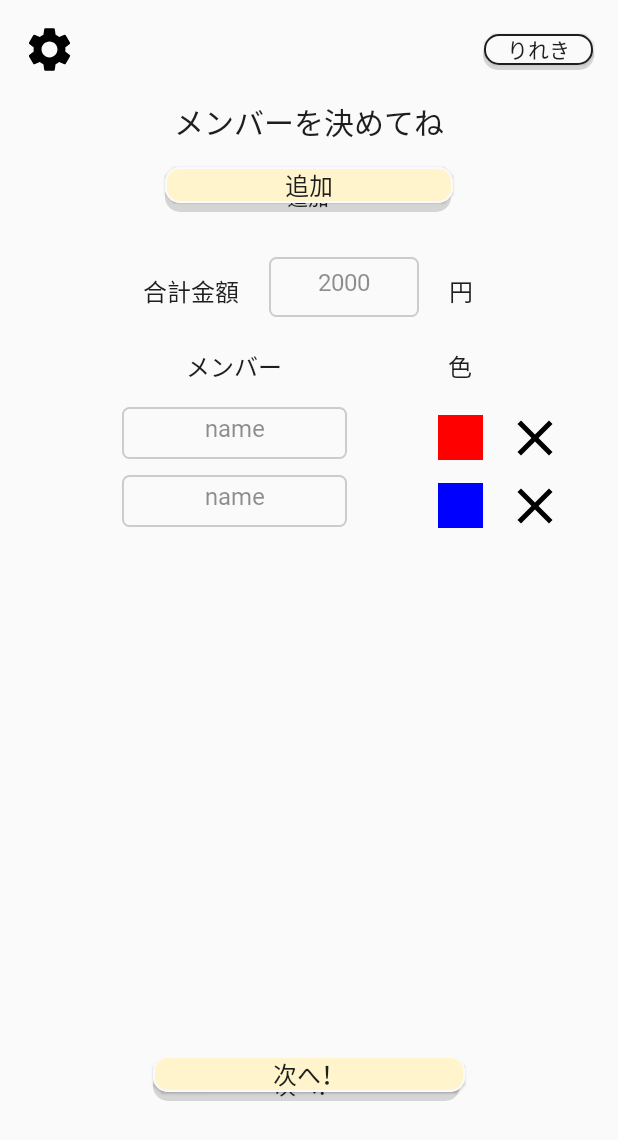
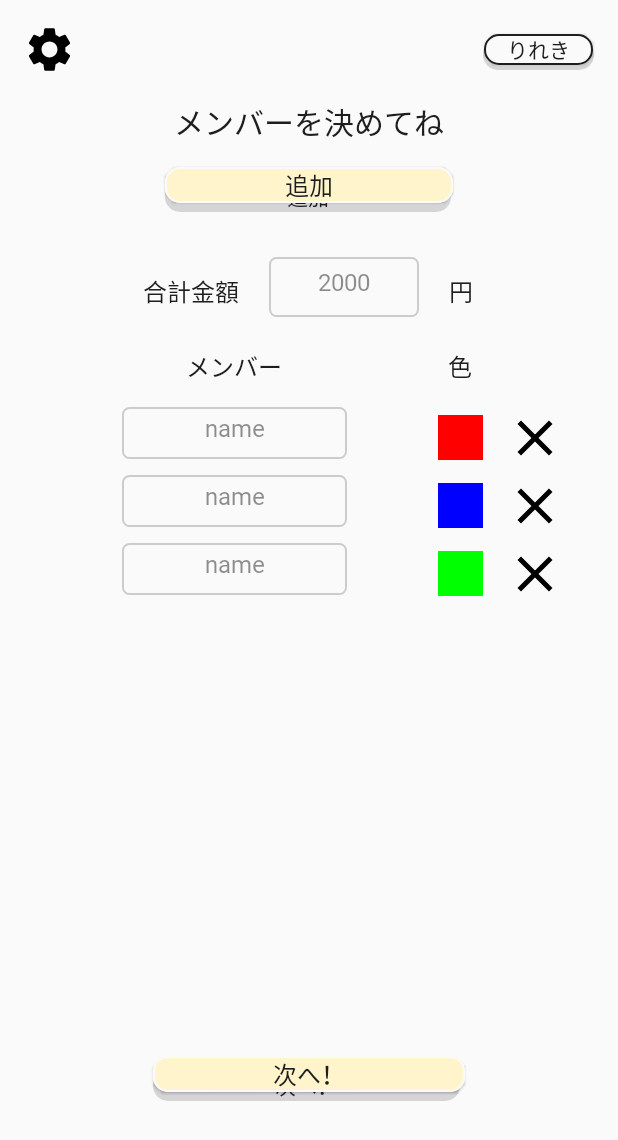
Before and after one commit to Rokichi/Warikan_App, an Android app built with Jetpack Compose: the screen it shows after launch (MainActivity), after a tap on "追加", on a phone screen of 412 x 824 dp. Shown: the top 1140 px of the screen. Run offline under Robolectric (Android 15) with nearby library versions, the phone set to English and light mode, and no system bars; our stand-ins replace AdMob, Dagger/Hilt's generated code, Room's generated code; Roboto replaces fonts that are not available here; 2 statements that could not run were skipped.

Commit message:
[add] メンバー追加機能

```diff
--- a/app/src/main/java/jp/co/tbdeveloper/warikanapp/feature_roulette/presentation/members/MemberViewModel.kt
+++ b/app/src/main/java/jp/co/tbdeveloper/warikanapp/feature_roulette/presentation/members/MemberViewModel.kt
@@ -1,5 +1,6 @@
 package jp.co.tbdeveloper.warikanapp.feature_roulette.presentation.members
 
+import android.util.Log
 import androidx.compose.runtime.mutableStateOf
 import androidx.lifecycle.ViewModel
 import androidx.lifecycle.viewModelScope
@@ -44,11 +45,10 @@ class MemberViewModel @Inject constructor(
 
     fun onEvent(event: MembersEvent) {
         when (event) {
-            is MembersEvent.AddMembers -> {
+            is MembersEvent.AddMember -> {
                 if (memberState.value.size < MAX_MEMBER_NUM) {
-                    _memberState.value.add(
-                        Member("", memberState.value.size)
-                    )
+                    val tmpList = _memberState.value
+                    _memberState.value  = (_memberState.value + Member ("", memberState.value.size)) as MutableList<Member>
                 }
             }
             is MembersEvent.SaveRoulette -> {
--- a/app/src/main/java/jp/co/tbdeveloper/warikanapp/feature_roulette/presentation/members/MembersEvent.kt
+++ b/app/src/main/java/jp/co/tbdeveloper/warikanapp/feature_roulette/presentation/members/MembersEvent.kt
@@ -1,6 +1,6 @@
 package jp.co.tbdeveloper.warikanapp.feature_roulette.presentation.members
 
 sealed class MembersEvent {
-    data class AddMembers(val value:Int): MembersEvent()
+    object AddMember: MembersEvent()
     object SaveRoulette: MembersEvent()
 }
--- a/app/src/main/java/jp/co/tbdeveloper/warikanapp/feature_roulette/presentation/members/components/MemberScreen.kt
+++ b/app/src/main/java/jp/co/tbdeveloper/warikanapp/feature_roulette/presentation/members/components/MemberScreen.kt
@@ -10,12 +10,10 @@ import androidx.compose.material.Text
 import androidx.compose.material.ripple.rememberRipple
 import androidx.compose.runtime.Composable
 import androidx.compose.runtime.collectAsState
-import androidx.compose.runtime.rememberCoroutineScope
 import androidx.compose.ui.Alignment
 import androidx.compose.ui.Modifier
 import androidx.compose.ui.graphics.Color
 import androidx.compose.ui.layout.ContentScale
-import androidx.compose.ui.platform.LocalContext
 import androidx.compose.ui.platform.LocalFocusManager
 import androidx.compose.ui.res.painterResource
 import androidx.compose.ui.text.style.TextAlign
@@ -26,6 +24,7 @@ import androidx.navigation.NavController
 import jp.co.tbdeveloper.warikanapp.R
 import jp.co.tbdeveloper.warikanapp.feature_roulette.domain.model.resource.Member
 import jp.co.tbdeveloper.warikanapp.feature_roulette.presentation.members.MemberViewModel
+import jp.co.tbdeveloper.warikanapp.feature_roulette.presentation.members.MembersEvent
 import jp.co.tbdeveloper.warikanapp.feature_roulette.presentation.utlis.CustomTextField
 import jp.co.tbdeveloper.warikanapp.feature_roulette.presentation.utlis.ShadowButton
 
@@ -39,10 +38,10 @@ fun MembersScreen(
     val focusManager = LocalFocusManager.current
 
     val memberState = viewModel.memberState.collectAsState()
+    /*
     val scope = rememberCoroutineScope()
-
     val context = LocalContext.current
-
+    */
     Column(
         // 一回り小さく配置
         modifier = Modifier
@@ -73,7 +72,7 @@ fun MembersScreen(
             textStyle = MaterialTheme.typography.body1,
             offsetY = 9.dp,
             offsetX = 0.dp,
-            onClick = {}
+            onClick = { viewModel.onEvent(MembersEvent.AddMember) }
         )
         Spacer(Modifier.height(5.dp))
         // お金入力フィールド
--- a/app/src/main/res/values/colors.xml
+++ b/app/src/main/res/values/colors.xml
@@ -7,4 +7,5 @@
     <color name="teal_700">#FF018786</color>
     <color name="black">#FF000000</color>
     <color name="white">#FFFFFFFF</color>
+    <color name="background_white">#ffdcdcdc</color>
 </resources>
--- a/app/src/main/res/values/themes.xml
+++ b/app/src/main/res/values/themes.xml
@@ -2,6 +2,6 @@
 <resources>
 
     <style name="Theme.Warikanapp" parent="android:Theme.Material.Light.NoActionBar">
-        <item name="android:statusBarColor">@color/purple_700</item>
+        <item name="android:statusBarColor">@color/background_white</item>
     </style>
 </resources>
```
